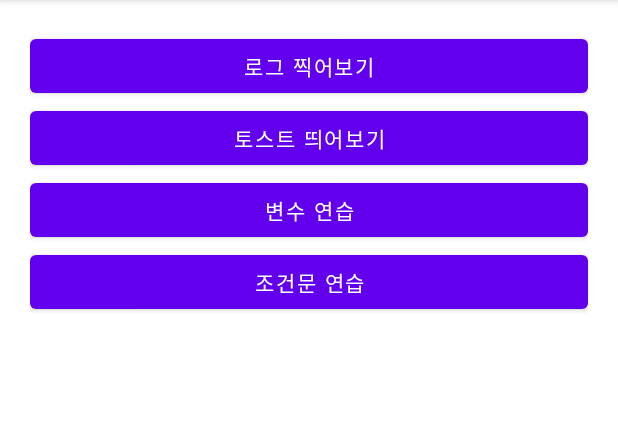
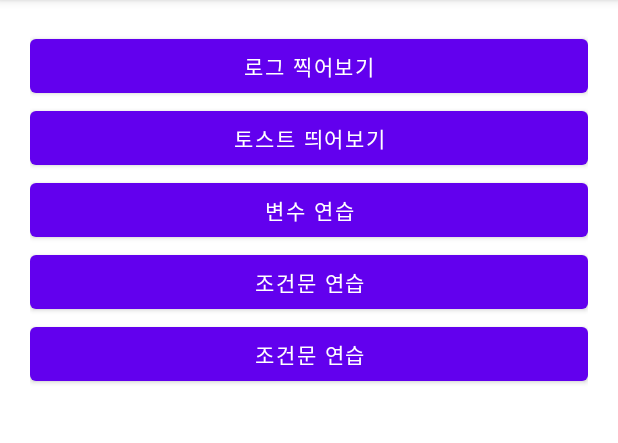
Before and after one commit to zcKO/kotlinBasic_20220215, an Android app: the screen it shows after launch (MainActivity), on a phone screen of 412 x 824 dp, the part 84-527 px from its top. Run offline under Robolectric (Android 15) with nearby library versions, the phone set to English and light mode, and no system bars.

```diff
--- a/app/src/main/res/layout/activity_main.xml
+++ b/app/src/main/res/layout/activity_main.xml
@@ -32,4 +32,11 @@
         android:layout_height="wrap_content"
         android:text="조건문 연습"/>
 
+    <Button
+        android:id="@+id/btnCondition2"
+        android:layout_width="match_parent"
+        android:layout_height="wrap_content"
+        android:text="조건문 연습"/>
+
+
 </LinearLayout>
```
Also changed, not shown: app/src/main/java/com/jc/kotlinbasic_20220215/MainActivity.kt (+31 -0 lines).
